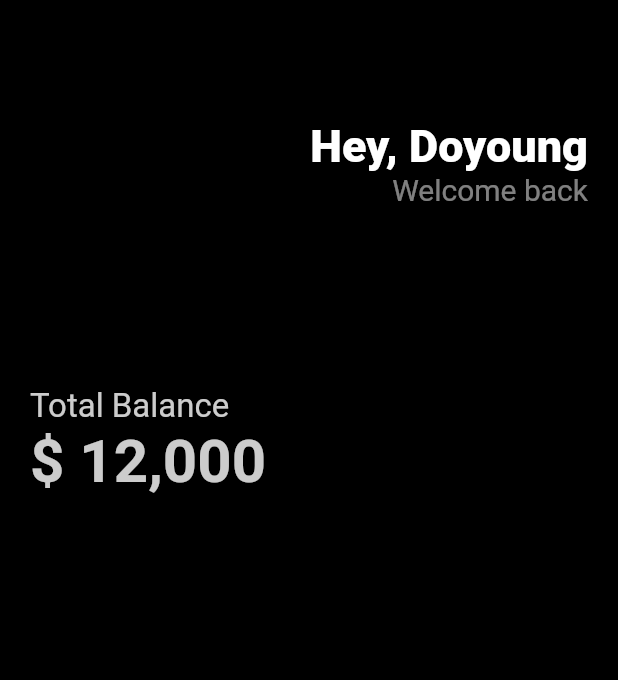
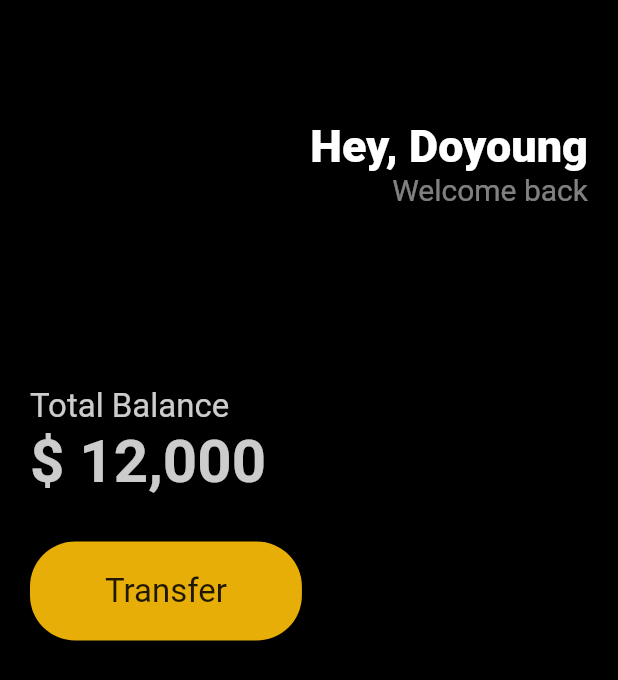
Before and after one commit to dyparkkk/flutter-practice, a Flutter app: the screen it shows after launch, on a phone screen of 412 x 824 dp. Shown: the top 680 px of the screen. Run offline on Flutter 3.47's test engine with Material 2 defaults, Android fonts, the phone set to English and light mode, and no system bars.

Commit message:
end #Buttons Section

```diff
--- a/toonflix/lib/main.dart
+++ b/toonflix/lib/main.dart
@@ -62,12 +62,31 @@ class App extends StatelessWidget {
                 ),
               ),
               SizedBox(
-                height: 20,
+                height: 30,
               ),
               Row(
-                children: [Container(
+                children: [
+                  Container(
+                    decoration: BoxDecoration(
+                      color: Colors.amber.withOpacity(0.9),
+                      borderRadius: BorderRadius.circular(30),
+                    ),
+                    child: Padding(
+                      padding: const EdgeInsets.symmetric(
+                        horizontal: 50,
+                        vertical: 20,
+                      ),
+                      child: Text(
+                        'Transfer',
+                        style: TextStyle(
+                          fontSize: 22,
+                        ),
+                      ),
+                    ),
+                  ),
+
                   /// buttons Section : 6:30
-                )],
+                ],
               )
             ],
           ),
```
Also changed, not shown: hello_flutter/lib/main.dart (line endings or trailing spaces).
